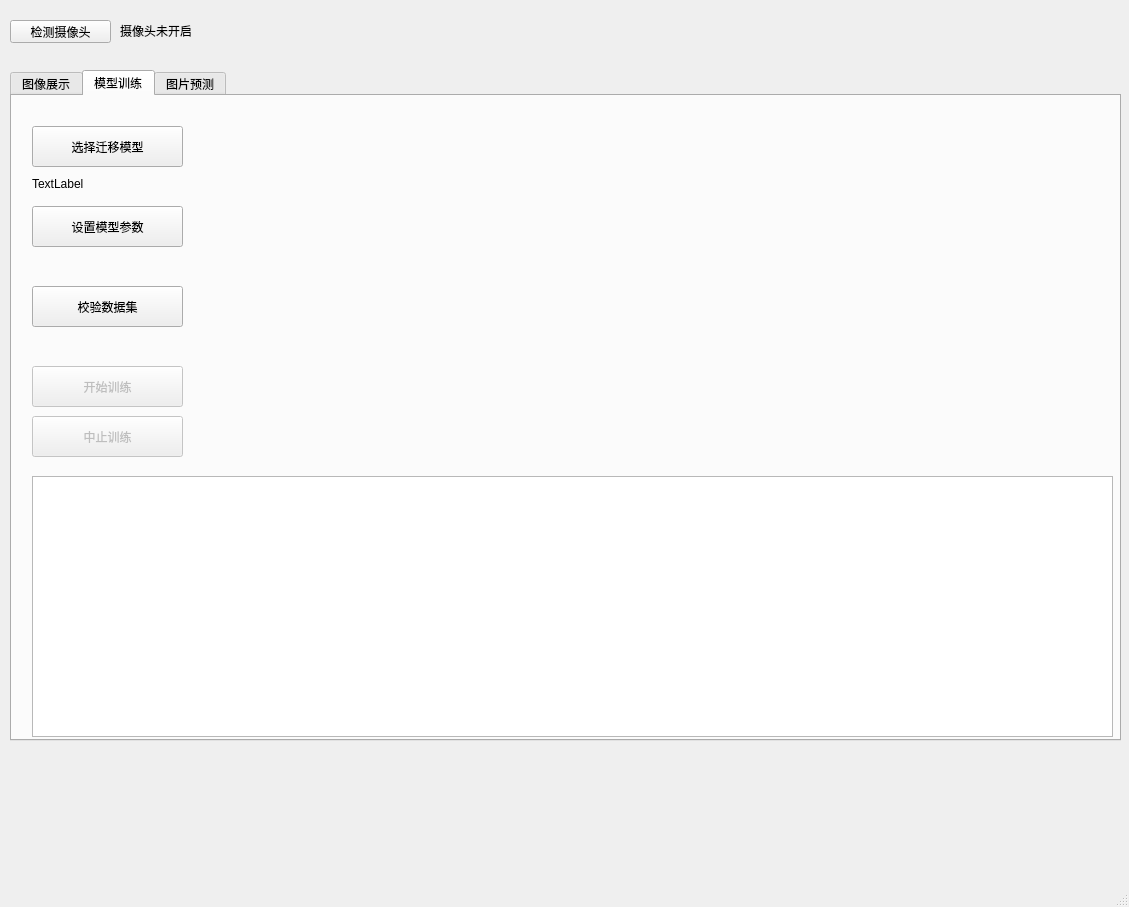
banniford/Microbial-identification, file ui/Microbial.ui: the form before one commit.
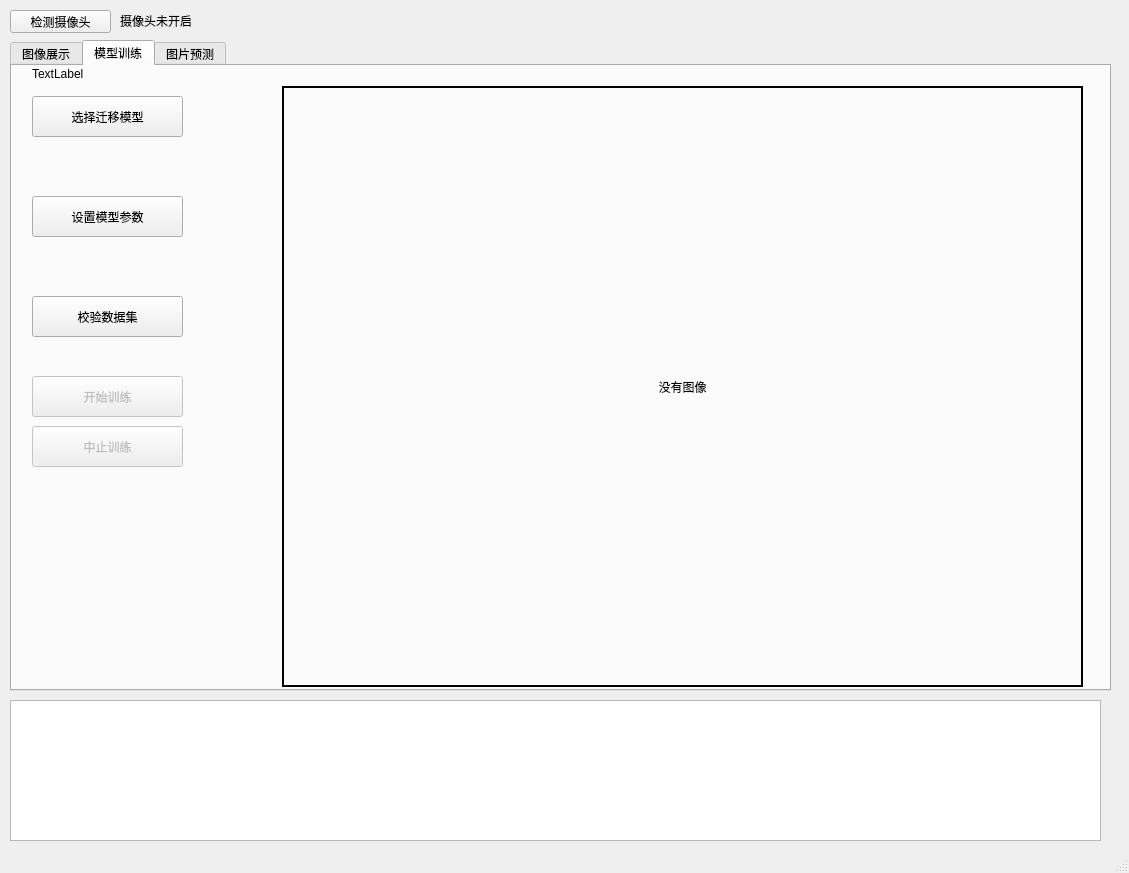
The form after the commit. The open tabs and pages were chosen to show the change.

Patch:
```diff
--- a/ui/Microbial.ui
+++ b/ui/Microbial.ui
@@ -7,7 +7,7 @@
     <x>0</x>
     <y>0</y>
     <width>1129</width>
-    <height>907</height>
+    <height>873</height>
    </rect>
   </property>
   <property name="windowTitle">
@@ -24,9 +24,9 @@
     <property name="geometry">
      <rect>
       <x>10</x>
-      <y>70</y>
-      <width>1111</width>
-      <height>671</height>
+      <y>40</y>
+      <width>1101</width>
+      <height>651</height>
      </rect>
     </property>
     <property name="currentIndex">
@@ -225,30 +225,11 @@
      <attribute name="title">
       <string>模型训练</string>
      </attribute>
-     <widget class="QTextEdit" name="textEdit">
-      <property name="enabled">
-       <bool>true</bool>
-      </property>
-      <property name="geometry">
-       <rect>
-        <x>20</x>
-        <y>380</y>
-        <width>1081</width>
-        <height>261</height>
-       </rect>
-      </property>
-      <property name="readOnly">
-       <bool>true</bool>
-      </property>
-      <property name="acceptRichText">
-       <bool>true</bool>
-      </property>
-     </widget>
      <widget class="QPushButton" name="pushButton_13">
       <property name="geometry">
        <rect>
         <x>20</x>
-        <y>110</y>
+        <y>130</y>
         <width>151</width>
         <height>41</height>
        </rect>
@@ -274,7 +255,7 @@
       <property name="geometry">
        <rect>
         <x>20</x>
-        <y>190</y>
+        <y>230</y>
         <width>151</width>
         <height>41</height>
        </rect>
@@ -290,7 +271,7 @@
       <property name="geometry">
        <rect>
         <x>20</x>
-        <y>270</y>
+        <y>310</y>
         <width>151</width>
         <height>41</height>
        </rect>
@@ -303,8 +284,8 @@
       <property name="geometry">
        <rect>
         <x>20</x>
-        <y>80</y>
-        <width>371</width>
+        <y>0</y>
+        <width>831</width>
         <height>16</height>
        </rect>
       </property>
@@ -319,7 +300,7 @@
       <property name="geometry">
        <rect>
         <x>20</x>
-        <y>320</y>
+        <y>360</y>
         <width>151</width>
         <height>41</height>
        </rect>
@@ -328,6 +309,65 @@
        <string>中止训练</string>
       </property>
      </widget>
+     <widget class="QFrame" name="frame_3">
+      <property name="enabled">
+       <bool>true</bool>
+      </property>
+      <property name="geometry">
+       <rect>
+        <x>270</x>
+        <y>20</y>
+        <width>801</width>
+        <height>601</height>
+       </rect>
+      </property>
+      <property name="styleSheet">
+       <string notr="true"/>
+      </property>
+      <property name="frameShape">
+       <enum>QFrame::Panel</enum>
+      </property>
+      <property name="frameShadow">
+       <enum>QFrame::Sunken</enum>
+      </property>
+      <widget class="QLabel" name="label_6">
+       <property name="geometry">
+        <rect>
+         <x>0</x>
+         <y>0</y>
+         <width>801</width>
+         <height>601</height>
+        </rect>
+       </property>
+       <property name="frameShape">
+        <enum>QFrame::Box</enum>
+       </property>
+       <property name="lineWidth">
+        <number>2</number>
+       </property>
+       <property name="midLineWidth">
+        <number>3</number>
+       </property>
+       <property name="text">
+        <string>没有图像</string>
+       </property>
+       <property name="textFormat">
+        <enum>Qt::AutoText</enum>
+       </property>
+       <property name="scaledContents">
+        <bool>false</bool>
+       </property>
+       <property name="alignment">
+        <set>Qt::AlignCenter</set>
+       </property>
+       <property name="margin">
+        <number>0</number>
+       </property>
+       <property name="indent">
+        <number>-1</number>
+       </property>
+      </widget>
+     </widget>
     </widget>
     <widget class="QWidget" name="tab_4">
      <attribute name="title">
@@ -453,7 +493,7 @@
     <property name="geometry">
      <rect>
       <x>120</x>
-      <y>20</y>
+      <y>10</y>
       <width>86</width>
       <height>21</height>
      </rect>
@@ -466,7 +506,7 @@
     <property name="geometry">
      <rect>
       <x>10</x>
-      <y>20</y>
+      <y>10</y>
       <width>101</width>
       <height>23</height>
      </rect>
@@ -475,6 +515,25 @@
      <string>检测摄像头</string>
     </property>
    </widget>
+   <widget class="QTextEdit" name="textEdit">
+    <property name="enabled">
+     <bool>true</bool>
+    </property>
+    <property name="geometry">
+     <rect>
+      <x>10</x>
+      <y>700</y>
+      <width>1091</width>
+      <height>141</height>
+     </rect>
+    </property>
+    <property name="readOnly">
+     <bool>true</bool>
+    </property>
+    <property name="acceptRichText">
+     <bool>true</bool>
+    </property>
+   </widget>
   </widget>
   <widget class="QStatusBar" name="statusbar"/>
  </widget>
```
Left out of the diff: 24 changed lines with no effect on the pictures.
